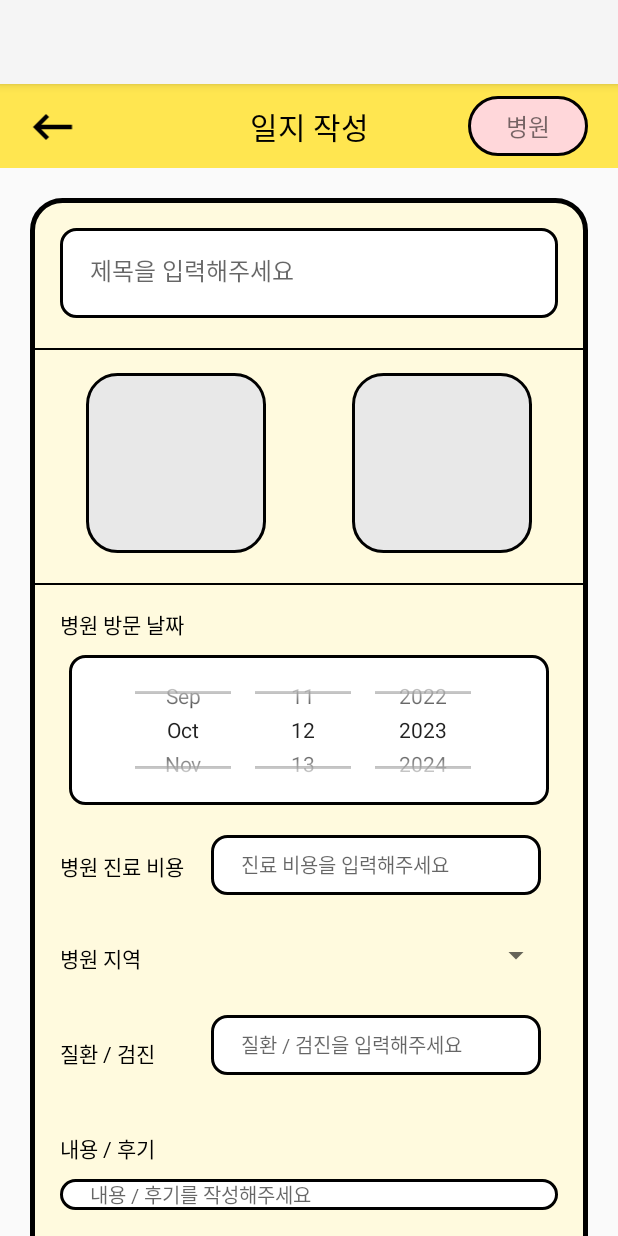
After one commit to WithAllMyAnimal/KittyAndPuppy, an Android app: the fragment MypageHospitalFragment shown on its own in the app's theme, on a phone screen of 412 x 824 dp. The commit adds this screen. Run offline under Robolectric (Android 15) with nearby library versions, the phone set to English and light mode, and no system bars.

Commit message:
[Design] Mypage 병원 일지

```diff
--- a/app/src/main/java/com/kittyandpuppy/withallmyanimal/MypageHospital.kt
+++ /dev/null
@@ -1,12 +0,0 @@
-package com.kittyandpuppy.withallmyanimal
-
-import androidx.appcompat.app.AppCompatActivity
-import android.os.Bundle
-import com.example.withallmyanimal.R
-
-class MypageHospital : AppCompatActivity() {
-    override fun onCreate(savedInstanceState: Bundle?) {
-        super.onCreate(savedInstanceState)
-        setContentView(R.layout.activity_mypage_hospital)
-    }
-}
--- /dev/null
+++ b/app/src/main/java/com/kittyandpuppy/withallmyanimal/MypageHospitalFragment.kt
@@ -0,0 +1,42 @@
+package com.kittyandpuppy.withallmyanimal
+
+import android.os.Bundle
+import androidx.fragment.app.Fragment
+import android.view.LayoutInflater
+import android.view.View
+import android.view.ViewGroup
+import com.example.withallmyanimal.R
+
+private const val ARG_PARAM1 = "param1"
+private const val ARG_PARAM2 = "param2"
+
+class MypageHospitalFragment : Fragment() {
+    private var param1: String? = null
+    private var param2: String? = null
+
+    override fun onCreate(savedInstanceState: Bundle?) {
+        super.onCreate(savedInstanceState)
+        arguments?.let {
+            param1 = it.getString(ARG_PARAM1)
+            param2 = it.getString(ARG_PARAM2)
+        }
+    }
+
+    override fun onCreateView(
+        inflater: LayoutInflater, container: ViewGroup?,
+        savedInstanceState: Bundle?
+    ): View? {
+        return inflater.inflate(R.layout.fragment_mypage_hospital, container, false)
+    }
+
+    companion object {
+        @JvmStatic
+        fun newInstance(param1: String, param2: String) =
+            MypageHospitalFragment().apply {
+                arguments = Bundle().apply {
+                    putString(ARG_PARAM1, param1)
+                    putString(ARG_PARAM2, param2)
+                }
+            }
+    }
+}
--- /dev/null
+++ b/app/src/main/res/drawable/mypage_btn_tag_background.xml
@@ -0,0 +1,7 @@
+<?xml version="1.0" encoding="utf-8"?>
+<shape xmlns:android="http://schemas.android.com/apk/res/android" android:shape="rectangle">
+    <solid android:color="@color/pink" />
+    <stroke android:color="@color/black" android:width="2dp" />
+    <corners android:radius="20dp" />
+
+</shape>
--- /dev/null
+++ b/app/src/main/res/drawable/mypage_diary_background.xml
@@ -0,0 +1,6 @@
+<?xml version="1.0" encoding="utf-8"?>
+<shape xmlns:android="http://schemas.android.com/apk/res/android" android:shape="rectangle">
+    <solid android:color="@color/diary"/>
+    <stroke android:color="@color/black" android:width="3dp"/>
+    <corners android:radius="20dp"/>
+</shape>
--- /dev/null
+++ b/app/src/main/res/drawable/mypage_diary_edittext.xml
@@ -0,0 +1,7 @@
+<?xml version="1.0" encoding="utf-8"?>
+<shape xmlns:android="http://schemas.android.com/apk/res/android" android:shape="rectangle">
+    <corners android:radius="10dp"/>
+    <stroke android:width="2dp" android:color="@color/black"/>
+    <solid android:color="@color/white" />
+
+</shape>
--- /dev/null
+++ b/app/src/main/res/drawable/mypage_diary_picture_background.xml
@@ -0,0 +1,7 @@
+<?xml version="1.0" encoding="utf-8"?>
+<shape xmlns:android="http://schemas.android.com/apk/res/android" android:shape="rectangle">
+    <corners android:radius="20dp"/>
+    <stroke android:width="2dp" android:color="@color/black"/>
+    <solid android:color="@color/grey"/>
+
+</shape>
--- a/app/src/main/res/layout/activity_mypage_hospital.xml
+++ /dev/null
@@ -1,59 +0,0 @@
-<?xml version="1.0" encoding="utf-8"?>
-<androidx.constraintlayout.widget.ConstraintLayout xmlns:android="http://schemas.android.com/apk/res/android"
-    xmlns:app="http://schemas.android.com/apk/res-auto"
-    xmlns:tools="http://schemas.android.com/tools"
-    android:layout_width="match_parent"
-    android:layout_height="match_parent"
-    tools:context="com.kittyandpuppy.withallmyanimal.MypageHospital">
-
-    <androidx.appcompat.widget.Toolbar
-        android:id="@+id/toolbar_mypage_hospital"
-        android:layout_width="match_parent"
-        android:layout_height="wrap_content"
-        android:background="@color/yellow"
-        app:layout_constraintTop_toTopOf="parent"
-        app:layout_constraintStart_toStartOf="parent"
-        app:layout_constraintEnd_toEndOf="parent"
-        />
-
-    <TextView
-        android:id="@+id/tv_mypage_hospital"
-        android:layout_width="wrap_content"
-        android:layout_height="wrap_content"
-        android:text="일지 작성"
-        android:textSize="20sp"
-        android:fontFamily="@font/cafe24"
-        app:layout_constraintTop_toTopOf="@id/toolbar_mypage_hospital"
-        app:layout_constraintBottom_toBottomOf="@id/toolbar_mypage_hospital"
-        app:layout_constraintStart_toStartOf="@id/toolbar_mypage_hospital"
-        app:layout_constraintEnd_toEndOf="@id/toolbar_mypage_hospital"
-        />
-
-    <ImageButton
-        android:id="@+id/btn_mypage_hospital_back"
-        android:layout_width="70dp"
-        android:layout_height="65dp"
-        android:src="@drawable/image_back"
-        android:scaleType="fitCenter"
-        android:padding="15dp"
-        android:background="@android:color/transparent"
-        app:layout_constraintTop_toTopOf="@id/toolbar_mypage_hospital"
-        app:layout_constraintBottom_toBottomOf="@id/toolbar_mypage_hospital"
-        app:layout_constraintStart_toStartOf="@id/toolbar_mypage_hospital"
-        />
-
-    <ImageButton
-        android:id="@+id/btn_mypage_hospital_save"
-        android:layout_width="70dp"
-        android:layout_height="65dp"
-        android:src="@drawable/image_save"
-        android:scaleType="fitCenter"
-        android:padding="5dp"
-        android:background="@android:color/transparent"
-        app:layout_constraintTop_toTopOf="@id/toolbar_mypage_hospital"
-        app:layout_constraintBottom_toBottomOf="@id/toolbar_mypage_hospital"
-        app:layout_constraintEnd_toEndOf="parent"
-        />
-
-
-</androidx.constraintlayout.widget.ConstraintLayout>
--- /dev/null
+++ b/app/src/main/res/layout/fragment_mypage_hospital.xml
@@ -0,0 +1,269 @@
+<?xml version="1.0" encoding="utf-8"?>
+<androidx.constraintlayout.widget.ConstraintLayout xmlns:android="http://schemas.android.com/apk/res/android"
+    xmlns:app="http://schemas.android.com/apk/res-auto"
+    xmlns:tools="http://schemas.android.com/tools"
+    android:layout_width="match_parent"
+    android:layout_height="match_parent"
+    tools:context="com.kittyandpuppy.withallmyanimal.MypageHospitalFragment">
+
+    <androidx.appcompat.widget.Toolbar
+        android:id="@+id/toolbar_mypage_hospital"
+        android:layout_width="match_parent"
+        android:layout_height="wrap_content"
+        android:background="@color/yellow"
+        app:layout_constraintEnd_toEndOf="parent"
+        app:layout_constraintStart_toStartOf="parent"
+        app:layout_constraintTop_toTopOf="parent" />
+
+    <TextView
+        android:id="@+id/tv_mypage_hospital"
+        android:layout_width="wrap_content"
+        android:layout_height="wrap_content"
+        android:fontFamily="@font/cafe24"
+        android:text="일지 작성"
+        android:textSize="20sp"
+        android:textColor="@color/black"
+        app:layout_constraintBottom_toBottomOf="@id/toolbar_mypage_hospital"
+        app:layout_constraintEnd_toEndOf="@id/toolbar_mypage_hospital"
+        app:layout_constraintStart_toStartOf="@id/toolbar_mypage_hospital"
+        app:layout_constraintTop_toTopOf="@id/toolbar_mypage_hospital" />
+
+    <ImageButton
+        android:id="@+id/btn_mypage_hospital_back"
+        android:layout_width="70dp"
+        android:layout_height="65dp"
+        android:background="@android:color/transparent"
+        android:padding="15dp"
+        android:scaleType="fitCenter"
+        android:src="@drawable/image_back"
+        app:layout_constraintBottom_toBottomOf="@id/toolbar_mypage_hospital"
+        app:layout_constraintStart_toStartOf="@id/toolbar_mypage_hospital"
+        app:layout_constraintTop_toTopOf="@id/toolbar_mypage_hospital" />
+
+    <TextView
+        android:id="@+id/btn_mypage_hospital_tag"
+        android:layout_width="80dp"
+        android:layout_height="40dp"
+        android:layout_marginEnd="20dp"
+        android:background="@drawable/mypage_btn_tag_background"
+        android:fontFamily="@font/cafe24"
+        android:gravity="center"
+        android:text="병원"
+        android:textSize="16sp"
+        app:layout_constraintBottom_toBottomOf="@id/toolbar_mypage_hospital"
+        app:layout_constraintEnd_toEndOf="parent"
+        app:layout_constraintTop_toTopOf="@id/toolbar_mypage_hospital" />
+
+<!--    scrollView 적용하기!!-->
+    <View
+        android:id="@+id/view_mypage_hospital"
+        android:layout_width="match_parent"
+        android:layout_height="wrap_content"
+        android:layout_margin="20dp"
+        android:background="@drawable/mypage_diary_background"
+        android:paddingTop="20dp"
+        app:layout_constraintEnd_toEndOf="parent"
+        app:layout_constraintStart_toStartOf="parent"
+        app:layout_constraintTop_toBottomOf="@id/toolbar_mypage_hospital" />
+
+
+    <EditText
+        android:id="@+id/etv_mypage_hospital_title"
+        android:layout_width="match_parent"
+        android:layout_height="60dp"
+        android:layout_marginHorizontal="40dp"
+        android:layout_marginTop="40dp"
+        android:background="@drawable/mypage_diary_edittext"
+        android:fontFamily="@font/cafe24"
+        android:gravity="center_vertical"
+        android:hint="제목을 입력해주세요"
+        android:padding="20dp"
+        android:textSize="16sp"
+        app:layout_constraintEnd_toEndOf="parent"
+        app:layout_constraintStart_toStartOf="parent"
+        app:layout_constraintTop_toBottomOf="@id/toolbar_mypage_hospital" />
+
+    <View
+        android:id="@+id/view_mypage_hospital_line_top"
+        android:layout_width="match_parent"
+        android:layout_height="1dp"
+        android:layout_margin="20dp"
+        android:background="@color/black"
+        app:layout_constraintEnd_toEndOf="@id/view_mypage_hospital"
+        app:layout_constraintStart_toStartOf="@id/view_mypage_hospital"
+        app:layout_constraintTop_toBottomOf="@id/etv_mypage_hospital_title" />
+
+    <ImageView
+        android:id="@+id/iv_mypage_hospital_picture_left"
+        android:layout_width="120dp"
+        android:layout_height="120dp"
+        android:layout_marginHorizontal="20dp"
+        android:layout_marginTop="15dp"
+        android:background="@drawable/mypage_diary_picture_background"
+        app:layout_constraintEnd_toStartOf="@id/iv_mypage_hospital_picture_right"
+        app:layout_constraintStart_toStartOf="@id/view_mypage_hospital"
+        app:layout_constraintTop_toBottomOf="@id/view_mypage_hospital_line_top" />
+
+    <ImageView
+        android:id="@+id/iv_mypage_hospital_picture_right"
+        android:layout_width="120dp"
+        android:layout_height="120dp"
+        android:layout_marginHorizontal="20dp"
+        android:layout_marginTop="15dp"
+        android:background="@drawable/mypage_diary_picture_background"
+        app:layout_constraintEnd_toEndOf="@id/view_mypage_hospital"
+        app:layout_constraintStart_toEndOf="@id/iv_mypage_hospital_picture_left"
+        app:layout_constraintTop_toBottomOf="@id/view_mypage_hospital_line_top" />
+
+    <View
+        android:id="@+id/view_mypage_hospital_line_bottom"
+        android:layout_width="match_parent"
+        android:layout_height="1dp"
+        android:layout_margin="20dp"
+        android:background="@color/black"
+        app:layout_constraintEnd_toEndOf="@id/view_mypage_hospital"
+        app:layout_constraintStart_toStartOf="@id/view_mypage_hospital"
+        app:layout_constraintTop_toBottomOf="@id/iv_mypage_hospital_picture_left" />
+
+    <TextView
+        android:id="@+id/tv_mypage_hospital_date"
+        android:layout_width="wrap_content"
+        android:layout_height="wrap_content"
+        android:fontFamily="@font/cafe24"
+        android:text="병원 방문 날짜"
+        android:textSize="14sp"
+        android:textColor="@color/black"
+        android:layout_marginStart="20dp"
+        android:layout_marginTop="15dp"
+        app:layout_constraintTop_toBottomOf="@id/view_mypage_hospital_line_bottom"
+        app:layout_constraintStart_toStartOf="@id/view_mypage_hospital"
+        />
+
+    <DatePicker
+        android:id="@+id/dp_mypage_hospital"
+        android:layout_width="320dp"
+        android:layout_height="100dp"
+        android:calendarViewShown="false"
+        android:datePickerMode="spinner"
+        android:layout_marginTop="10dp"
+        android:background="@drawable/mypage_diary_edittext"
+        app:layout_constraintTop_toBottomOf="@+id/tv_mypage_hospital_date"
+        app:layout_constraintStart_toStartOf="parent"
+        app:layout_constraintEnd_toEndOf="parent"
+        />
+
+    <TextView
+        android:id="@+id/tv_mypage_hospital_expense"
+        android:layout_width="wrap_content"
+        android:layout_height="wrap_content"
+        android:text="병원 진료 비용"
+        android:textSize="14sp"
+        android:textColor="@color/black"
+        android:fontFamily="@font/cafe24"
+        android:layout_marginStart="20dp"
+        android:layout_marginTop="30dp"
+        app:layout_constraintTop_toBottomOf="@id/dp_mypage_hospital"
+        app:layout_constraintStart_toStartOf="@id/view_mypage_hospital"
+        />
+
+    <EditText
+        android:id="@+id/etv_mypage_hospital_expense"
+        android:layout_width="220dp"
+        android:layout_height="40dp"
+        android:hint="진료 비용을 입력해주세요"
+        android:textColor="@color/grey"
+        android:textSize="13sp"
+        android:fontFamily="@font/cafe24"
+        android:background="@drawable/mypage_diary_edittext"
+        android:paddingStart="20dp"
+        android:layout_marginTop="20dp"
+        android:layout_marginStart="18dp"
+        app:layout_constraintStart_toEndOf="@id/tv_mypage_hospital_expense"
+        app:layout_constraintTop_toBottomOf="@id/dp_mypage_hospital"
+        />
+
+    <TextView
+        android:id="@+id/tv_mypage_hospital_location"
+        android:layout_width="wrap_content"
+        android:layout_height="wrap_content"
+        android:text="병원 지역"
+        android:textSize="14sp"
+        android:textColor="@color/black"
+        android:fontFamily="@font/cafe24"
+        android:layout_marginStart="20dp"
+        android:layout_marginTop="40dp"
+        app:layout_constraintTop_toBottomOf="@id/tv_mypage_hospital_expense"
+        app:layout_constraintStart_toStartOf="@id/view_mypage_hospital"
+        />
+
+    <Spinner
+        android:id="@+id/sp_mypage_hospital"
+        android:layout_width="220dp"
+        android:layout_height="40dp"
+        android:layout_marginTop="20dp"
+        android:layout_marginEnd="24dp"
+        app:layout_constraintTop_toBottomOf="@id/etv_mypage_hospital_expense"
+        app:layout_constraintEnd_toEndOf="@id/view_mypage_hospital"
+        />
+
+    <TextView
+        android:id="@+id/tv_mypage_hospital_checkup"
+        android:layout_width="wrap_content"
+        android:layout_height="wrap_content"
+        android:text="질환 / 검진"
+        android:textSize="14sp"
+        android:textColor="@color/black"
+        android:fontFamily="@font/cafe24"
+        android:layout_marginStart="20dp"
+        android:layout_marginTop="42dp"
+        app:layout_constraintTop_toBottomOf="@id/tv_mypage_hospital_location"
+        app:layout_constraintStart_toStartOf="@id/view_mypage_hospital"
+        />
+
+    <EditText
+        android:id="@+id/etv_mypage_hospital_checkup"
+        android:layout_width="220dp"
+        android:layout_height="40dp"
+        android:hint="질환 / 검진을 입력해주세요"
+        android:textColor="@color/grey"
+        android:textSize="13sp"
+        android:fontFamily="@font/cafe24"
+        android:background="@drawable/mypage_diary_edittext"
+        android:paddingStart="20dp"
+        android:layout_marginTop="20dp"
+        android:layout_marginStart="18dp"
+        app:layout_constraintStart_toEndOf="@id/tv_mypage_hospital_expense"
+        app:layout_constraintTop_toBottomOf="@id/sp_mypage_hospital"
+        />
+
+    <TextView
+        android:id="@+id/tv_mypage_hospital_review"
+        android:layout_width="wrap_content"
+        android:layout_height="wrap_content"
+        android:text="내용 / 후기"
+        android:textSize="14sp"
+        android:textColor="@color/black"
+        android:fontFamily="@font/cafe24"
+        android:layout_marginStart="20dp"
+        android:layout_marginTop="42dp"
+        app:layout_constraintTop_toBottomOf="@id/tv_mypage_hospital_checkup"
+        app:layout_constraintStart_toStartOf="@id/view_mypage_hospital"
+        />
+
+    <EditText
+        android:layout_width="match_parent"
+        android:layout_height="wrap_content"
+        android:hint="내용 / 후기를 작성해주세요"
+        android:textColor="@color/grey"
+        android:textSize="13sp"
+        android:fontFamily="@font/cafe24"
+        android:background="@drawable/mypage_diary_edittext"
+        android:paddingStart="20dp"
+        android:layout_marginHorizontal="40dp"
+        android:layout_marginTop="10dp"
+        app:layout_constraintTop_toBottomOf="@id/tv_mypage_hospital_review"
+        app:layout_constraintStart_toStartOf="@id/view_mypage_hospital"
+        app:layout_constraintEnd_toEndOf="@id/view_mypage_hospital"
+        />
+
+</androidx.constraintlayout.widget.ConstraintLayout>
--- a/app/src/main/res/values/colors.xml
+++ b/app/src/main/res/values/colors.xml
@@ -7,4 +7,5 @@
     <color name="blue">#CBE0FF</color>
     <color name="grey">#E8E8E8</color>
     <color name="hintText">#8C8C8C</color>
+    <color name="diary">#FFFADE</color>
 </resources>
```
Also changed, not shown: app/src/main/AndroidManifest.xml (+3 -4 lines).
